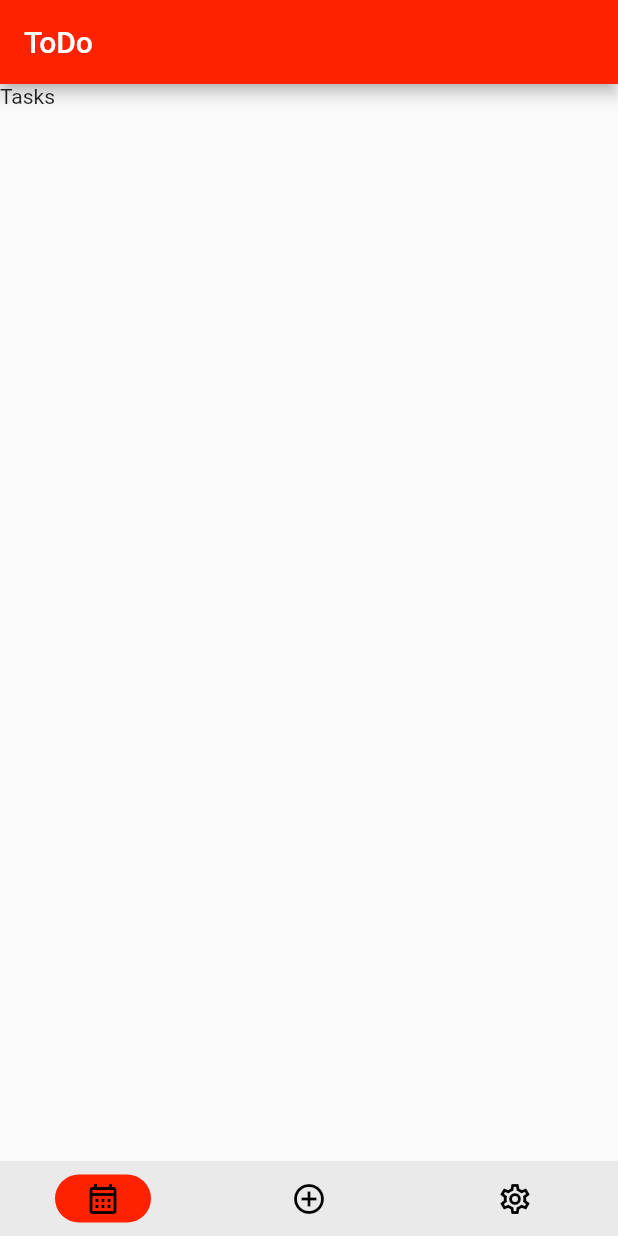
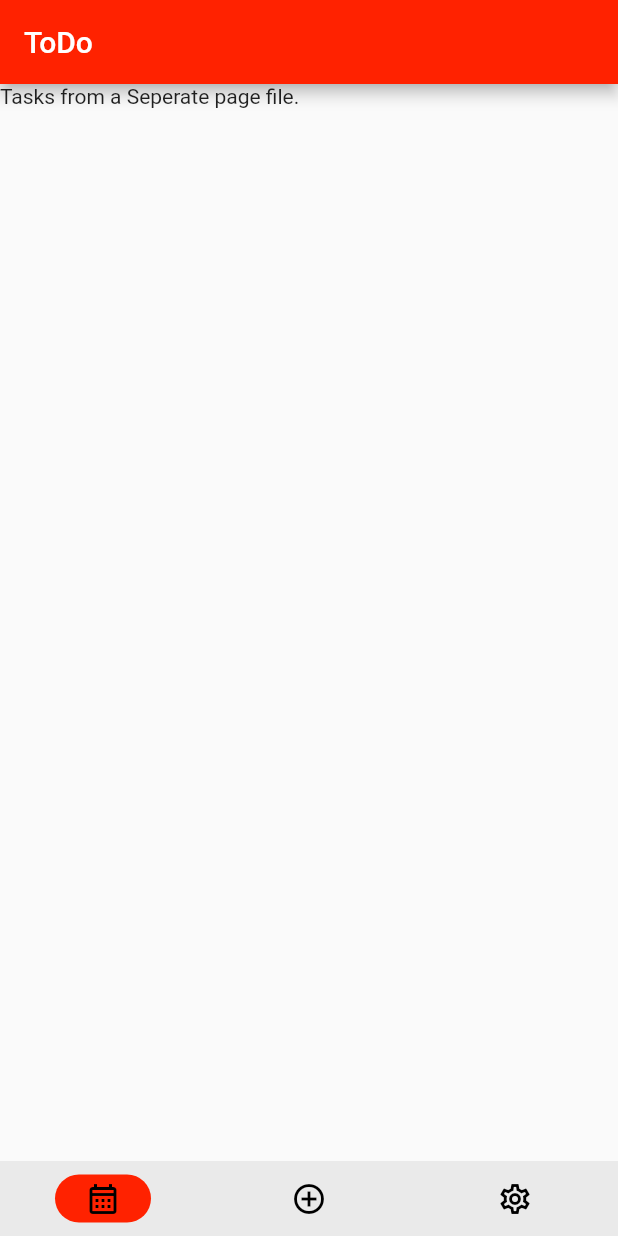
Before and after one commit to Snipppppy/todo_app, a Flutter app: the screen it shows after launch, on a phone screen of 412 x 824 dp. Run offline on Flutter 3.47's test engine with Material 2 defaults, Android fonts, the phone set to English and light mode, and no system bars.

Commit message:
Pages are now each lokatet in seperate files.

```diff
--- a/lib/main.dart
+++ b/lib/main.dart
@@ -1,4 +1,7 @@
 import 'package:flutter/material.dart';
+import 'package:todo_app/newtask_page.dart';
+import 'package:todo_app/settings_page.dart';
+import 'package:todo_app/tasks_page.dart';
 
 void main() {
   runApp(const MainApp());
@@ -19,7 +22,6 @@ class _MainAppState extends State<MainApp> {
     const SettingsPage(),
   ];
 
-
   @override
   Widget build(BuildContext context) {
 
@@ -29,7 +31,7 @@ class _MainAppState extends State<MainApp> {
             // App Bar
             appBar: AppBar(
                     title: const Text('ToDo'),
-                    backgroundColor: Color.fromARGB(255, 255, 34, 0) ,
+                    backgroundColor: const Color.fromARGB(255, 255, 34, 0) ,
             ),
 
             // Body
@@ -46,62 +48,9 @@ class _MainAppState extends State<MainApp> {
                                                                   ],
                                               labelBehavior: NavigationDestinationLabelBehavior.alwaysHide,
                                               height: 50,
-                                              indicatorColor: Color.fromARGB(255, 255, 34, 0)
+                                              indicatorColor: const Color.fromARGB(255, 255, 34, 0)
                                                ),
-
       ),
     );
   }
 }
-
-
-
-
-
-// Home, Tasks Page
-class TasksPage extends StatelessWidget {
-  const TasksPage({
-    super.key,
-  });
-
-  @override
-  Widget build(BuildContext context) {
-    return (const Scaffold(
-      body: Text('Tasks'),
-    ));
-  }
-}
-
-
-
-
-// Add new task page
-class NewTasksPage extends StatelessWidget {
-  const NewTasksPage({
-    super.key,
-  });
-
-  @override
-  Widget build(BuildContext context) {
-    return(const Scaffold(
-      body: Text('New'),
-    ));
-  }
-}
-
-
-
-
-// Settings
-class SettingsPage extends StatelessWidget {
-  const SettingsPage({
-    super.key,
-  });
-
-  @override
-  Widget build(BuildContext context) {
-    return (const Scaffold(
-      body: Text('Settings'),
-    ));
-  }
-}
--- /dev/null
+++ b/lib/newTask_page.dart
@@ -0,0 +1,15 @@
+
+import 'package:flutter/material.dart';
+
+class NewTasksPage extends StatelessWidget {
+  const NewTasksPage({
+    super.key,
+  });
+
+  @override
+  Widget build(BuildContext context) {
+    return(const Scaffold(
+      body: Text('NewTask from a Seperate page file.'),
+    ));
+  }
+}
--- /dev/null
+++ b/lib/settings_page.dart
@@ -0,0 +1,14 @@
+import 'package:flutter/material.dart';
+
+class SettingsPage extends StatelessWidget {
+  const SettingsPage({
+    super.key,
+  });
+
+  @override
+  Widget build(BuildContext context) {
+    return (const Scaffold(
+      body: Text('Settings from a Seperate page file.'),
+    ));
+  }
+}
--- /dev/null
+++ b/lib/tasks_page.dart
@@ -0,0 +1,14 @@
+import 'package:flutter/material.dart';
+
+class TasksPage extends StatelessWidget {
+  const TasksPage({
+    super.key,
+  });
+
+  @override
+  Widget build(BuildContext context) {
+    return (const Scaffold(
+      body: Text('Tasks from a Seperate page file.'),
+    ));
+  }
+}
```
